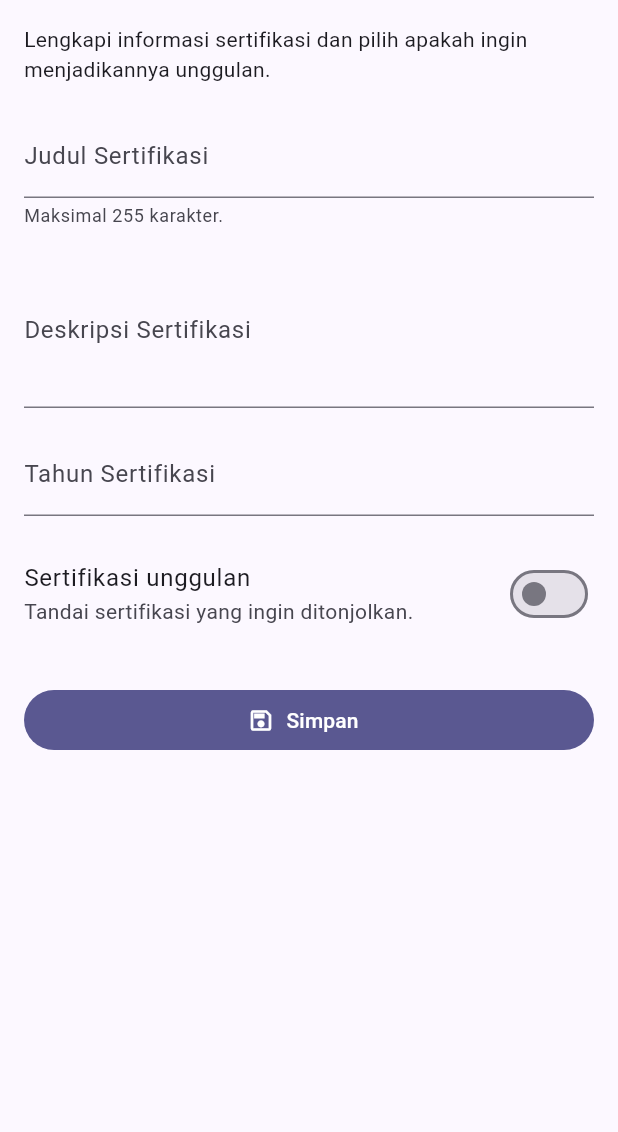
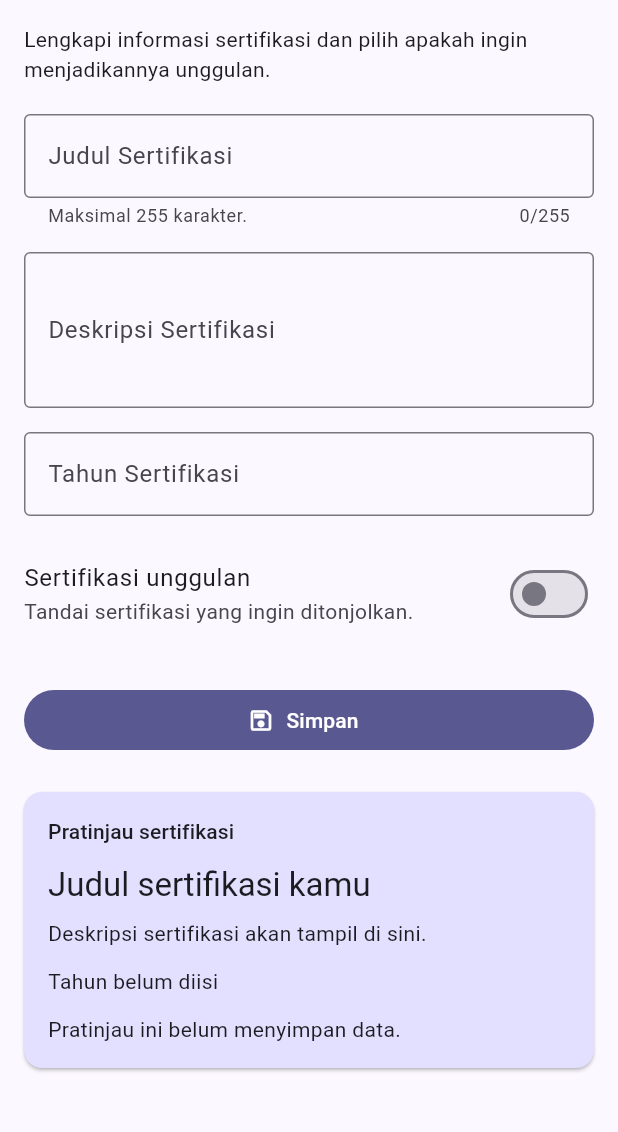
Before and after one commit to McKenzy65/myportofolio_mobile-, a Flutter app: the CertificationFormPage screen opened by its route, on a phone screen of 412 x 824 dp, the part 84-1216 px from its top. Run offline on Flutter 3.47's test engine with Material 3 defaults, Android fonts, the phone set to English and light mode, and no system bars; our stand-ins replace material_ui.

Commit message:
feat: tampilkan pratinjau sertifikasi dan penghitung judul

```diff
--- a/lib/screens/certification_form.dart
+++ b/lib/screens/certification_form.dart
@@ -1,6 +1,7 @@
 import 'package:material_ui/material_ui.dart';
 import 'package:myportofolio_mobile/utils/form_validators.dart';
 import 'package:myportofolio_mobile/widgets/left_drawer.dart';
+import 'package:myportofolio_mobile/widgets/certification_preview.dart';
 
 class CertificationFormPage extends StatefulWidget {
   const CertificationFormPage({super.key});
@@ -16,6 +17,7 @@ class _CertificationFormPageState extends State<CertificationFormPage> {
   final _title = TextEditingController();
   final _description = TextEditingController();
   final _year = TextEditingController();
+  late final _textChanges = Listenable.merge([_title, _description, _year]);
   bool _isHighlight = false;
 
   Future<void> _submit() async {
@@ -88,13 +90,28 @@ class _CertificationFormPageState extends State<CertificationFormPage> {
                       'Lengkapi informasi sertifikasi dan pilih apakah ingin menjadikannya unggulan.',
                     ),
                     const SizedBox(height: 20),
-                    TextFormField(
+                    ValueListenableBuilder<TextEditingValue>(
+                      valueListenable: _title,
+                      builder: (context, value, child) => TextFormField(
                         key: const Key('certification-title'),
                         controller: _title,
-                      decoration: const InputDecoration(
+                        decoration: InputDecoration(
+                          border: const OutlineInputBorder(),
                           labelText: 'Judul Sertifikasi',
-                        helperText: 'Maksimal 255 karakter.',
+                          helperText:
+                              'Maksimal ${FormValidators.certificationTitleLimit} karakter.',
                           errorMaxLines: 3,
+                          // Ikuti hitungan Unicode setelah trim pada validator.
+                          // Input tidak dipotong agar kesalahan tetap bisa dijelaskan.
+                          counterText:
+                              '${value.text.trim().runes.length}/${FormValidators.certificationTitleLimit}',
+                          counterStyle:
+                              value.text.trim().runes.length >
+                                  FormValidators.certificationTitleLimit
+                              ? TextStyle(
+                                  color: Theme.of(context).colorScheme.error,
+                                )
+                              : null,
                         ),
                         textInputAction: TextInputAction.next,
                         validator: (value) => FormValidators.requiredText(
@@ -103,11 +120,13 @@ class _CertificationFormPageState extends State<CertificationFormPage> {
                           maxLength: FormValidators.certificationTitleLimit,
                         ),
                       ),
+                    ),
                     const SizedBox(height: 16),
                     TextFormField(
                       key: const Key('certification-description'),
                       controller: _description,
                       decoration: const InputDecoration(
+                        border: OutlineInputBorder(),
                         labelText: 'Deskripsi Sertifikasi',
                         errorMaxLines: 3,
                       ),
@@ -124,6 +143,7 @@ class _CertificationFormPageState extends State<CertificationFormPage> {
                       key: const Key('certification-year'),
                       controller: _year,
                       decoration: const InputDecoration(
+                        border: OutlineInputBorder(),
                         labelText: 'Tahun Sertifikasi',
                         hintText: 'Contoh: 2026',
                         errorMaxLines: 3,
@@ -150,6 +170,16 @@ class _CertificationFormPageState extends State<CertificationFormPage> {
                       icon: const Icon(Icons.save_outlined),
                       label: const Text('Simpan'),
                     ),
+                    const SizedBox(height: 24),
+                    ListenableBuilder(
+                      listenable: _textChanges,
+                      builder: (context, child) => CertificationPreview(
+                        title: _title.text,
+                        description: _description.text,
+                        year: _year.text,
+                        isHighlight: _isHighlight,
+                      ),
+                    ),
                   ],
                 ),
               ),
--- /dev/null
+++ b/lib/widgets/certification_preview.dart
@@ -0,0 +1,70 @@
+import 'package:material_ui/material_ui.dart';
+import 'package:myportofolio_mobile/utils/form_validators.dart';
+
+/// Kartu tampilan saja: sumber data tetap controller pada formulir.
+/// Pratinjau boleh menampilkan draf belum lengkap tanpa melewati validasi Simpan.
+class CertificationPreview extends StatelessWidget {
+  const CertificationPreview({
+    super.key,
+    required this.title,
+    required this.description,
+    required this.year,
+    required this.isHighlight,
+  });
+
+  final String title;
+  final String description;
+  final String year;
+  final bool isHighlight;
+
+  @override
+  Widget build(BuildContext context) {
+    final theme = Theme.of(context);
+    final yearLabel = year.trim().isEmpty
+        ? 'Tahun belum diisi'
+        : FormValidators.certificationYear(year) == null
+        ? 'Tahun ${int.parse(year.trim())}'
+        : 'Tahun belum valid';
+
+    return Card(
+      key: const Key('certification-preview'),
+      margin: EdgeInsets.zero,
+      color: theme.colorScheme.primaryContainer,
+      child: Padding(
+        padding: const EdgeInsets.all(16),
+        child: Column(
+          crossAxisAlignment: CrossAxisAlignment.start,
+          children: [
+            Text('Pratinjau sertifikasi', style: theme.textTheme.titleSmall),
+            const SizedBox(height: 12),
+            Text(
+              title.trim().isEmpty ? 'Judul sertifikasi kamu' : title.trim(),
+              maxLines: 3,
+              overflow: TextOverflow.ellipsis,
+              style: theme.textTheme.titleLarge,
+            ),
+            const SizedBox(height: 8),
+            Text(
+              description.trim().isEmpty
+                  ? 'Deskripsi sertifikasi akan tampil di sini.'
+                  : description.trim(),
+              maxLines: 4,
+              overflow: TextOverflow.ellipsis,
+            ),
+            const SizedBox(height: 12),
+            Text(yearLabel),
+            if (isHighlight) ...[
+              const SizedBox(height: 8),
+              const Chip(
+                avatar: Icon(Icons.star, size: 18),
+                label: Text('Unggulan'),
+              ),
+            ],
+            const SizedBox(height: 12),
+            const Text('Pratinjau ini belum menyimpan data.'),
+          ],
+        ),
+      ),
+    );
+  }
+}
```
Also changed, not shown: 1 other file. Lines whose indentation alone changed are shown as unchanged.
